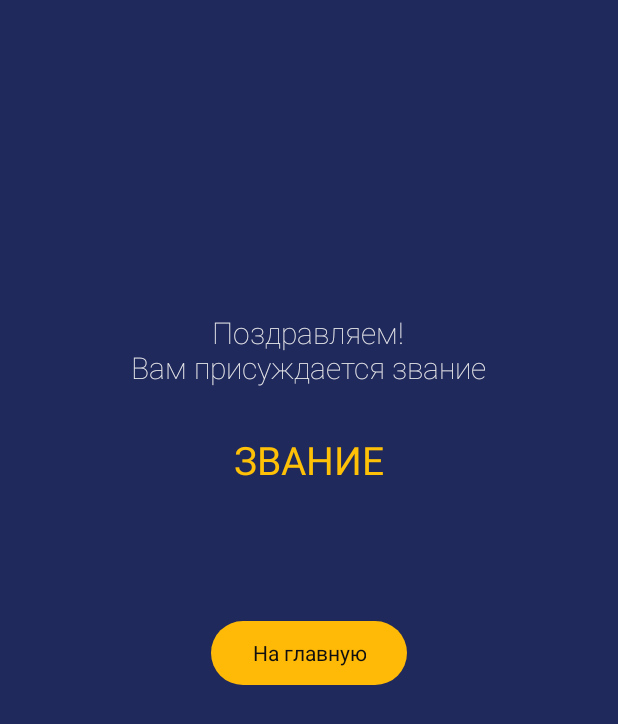
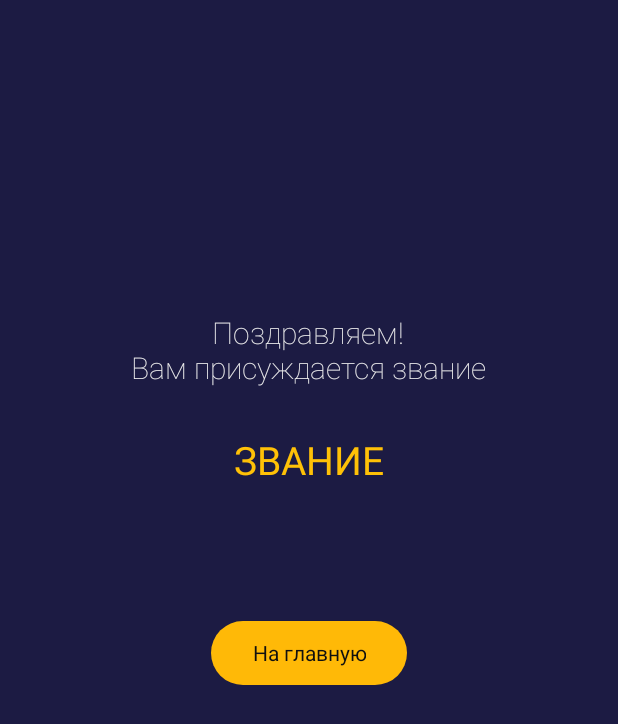
Before and after one commit to poetofcode/MovieQuizApp, an Android app: the layout fragment_score.xml on its own in the app's theme, with its tools: preview values and no code run, on a phone screen of 412 x 824 dp. Shown: the top 724 px of the screen. Run offline under Robolectric (Android 15) with nearby library versions, the phone set to English and light mode, and no system bars.

Commit message:
Changed main bg color

```diff
--- a/app/src/main/java/ru/poetofcode/whatahorror/presentation/ScoreFragment.kt
+++ b/app/src/main/java/ru/poetofcode/whatahorror/presentation/ScoreFragment.kt
@@ -28,7 +28,7 @@ class ScoreViewData(
                 when (s.winnerRank) {
                     WinnerRank.WINNER_BEST -> "ФАНАТ УЖАСТИКОВ"
                     WinnerRank.WINNER_GOLD -> "ОПАСНЫЙ ЗНАТОК"
-                    WinnerRank.WINNER_SILVER -> "ЛЮБИТЕЛЬ КОШМАРОВ"
+                    WinnerRank.WINNER_SILVER -> "ЛЮБИТЕЛЬ ЖАНРА"
                     else -> "ПУГЛИВЫЙ НОВИЧОК"
                 },
                 "file:///android_asset/award.png",
--- a/app/src/main/res/layout/fragment_score.xml
+++ b/app/src/main/res/layout/fragment_score.xml
@@ -54,7 +54,7 @@
             <TextView
                 android:layout_width="wrap_content"
                 android:layout_height="wrap_content"
-                android:text='@{String.valueOf("за " + score.answerRightCount + " из " + score.answerTotalCount) + "\nугаданных монстров"}'
+                android:text='@{String.valueOf("за " + score.answerRightCount + " из " + score.answerTotalCount) + "\nугаданных фильмов"}'
                 android:textColor="@color/colorLight"
                 android:textSize="@dimen/fontMedium"
                 android:textAlignment="center"
--- a/app/src/main/res/values/colors.xml
+++ b/app/src/main/res/values/colors.xml
@@ -1,10 +1,10 @@
 <?xml version="1.0" encoding="utf-8"?>
 <resources>
-    <color name="colorPrimary">@color/mainBackground</color>
+    <color name="colorPrimary">#1C1B43</color>
     <color name="colorPrimaryDark">#14101B</color>
 
     <color name="colorAccent">#FFB907</color>
-    <color name="mainBackground">#262130</color>
+    <color name="mainBackground">@color/colorPrimary</color>
     <color name="mutedTextLight">#92FFFFFF</color>
     <color name="mutedTextDark">#DD000000</color>
 
@@ -14,7 +14,7 @@
 
     <color name="colorLight">#efefef</color>
     <color name="colorDark">#101010</color>
-    <color name="scoreBackground">#20295C</color>
+    <color name="scoreBackground">@color/colorPrimary</color>
     <color name="colorWinnerTitle">#FFC107</color>
     <color name="colorWitch">@color/colorPrimaryDark</color>
     <color name="colorCloud">@color/mutedTextLight</color>
```
